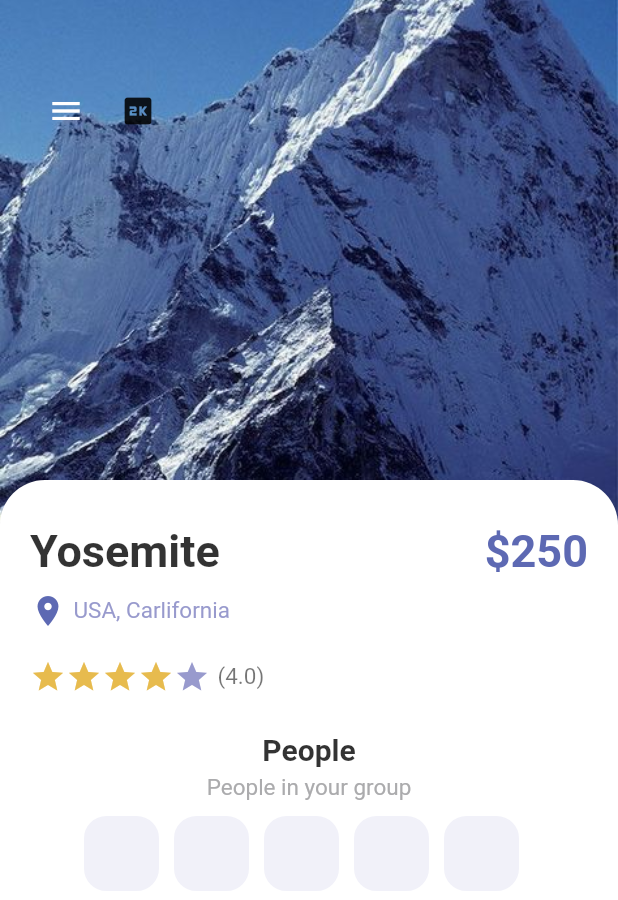
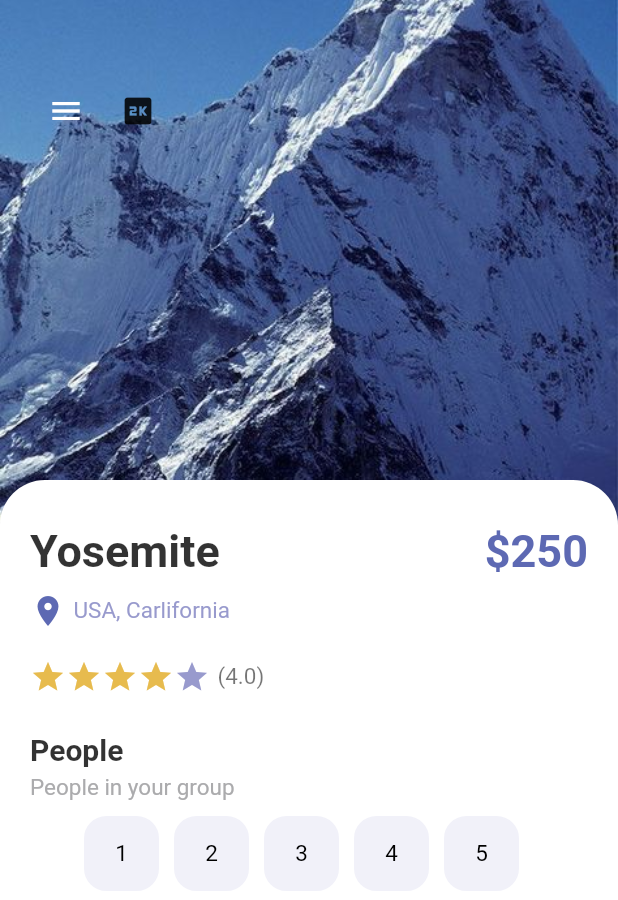
Before and after one commit to picasso653/travel_app, a Flutter app: the screen it shows after launch, on a phone screen of 412 x 824 dp. Shown: the top 900 px of the screen. Run offline on Flutter 3.47's test engine with Material 2 defaults, Android fonts, the phone set to English and light mode, and no system bars.

Commit message:
still workning on the detail pages

```diff
--- a/lib/pages/detailed_page.dart
+++ b/lib/pages/detailed_page.dart
@@ -12,6 +12,7 @@ class DetailPage extends StatefulWidget {
 }
 
 class _DetailPageState extends State<DetailPage> {
+  int selectedIndex=-1;
   int gottenStars = 4;
   @override
   Widget build(BuildContext context) {
@@ -117,31 +118,44 @@ class _DetailPageState extends State<DetailPage> {
                       const SizedBox(
                         height: 25,
                       ),
+                      Row(
+                        children: [
                           AppLargeText(
                         text: 'People',
                         color: Colors.black.withOpacity(0.8),
                         size: 20,
                       ),
+                        ],
+                      ),
                       const SizedBox(
                         height: 5,
                       ),
+                     Row(children: [
                         AppText(
                         text: 'People in your group',
                         color: AppColors.mainTextColor,
                       ),
+                     ],),
                       const SizedBox(
                         height: 10,
                       ),
                       Wrap(
                         children: List.generate(5, (index) {
-                          return Container(
+                          return InkWell(
+                            onTap: () {
+                              setState(() {
+                                selectedIndex = index;
+                              });
+                            },
+                            child: Container(
                               margin: const EdgeInsets.only(right: 10),
                               child: AppNumberButton(
-                              color: Colors.black,
-                              backgroudColor: AppColors.buttonBackground,
-                              borderColor: AppColors.buttonBackground,
+                                color: selectedIndex==index?Colors.white:Colors.black,
+                                backgroudColor: selectedIndex==index?Colors.black:AppColors.buttonBackground,
+                                borderColor: selectedIndex==index?Colors.black:AppColors.buttonBackground,
                                 size: 50,
                                 text: (index + 1).toString(),
+                              ),
                             ),
                           );
                         }),
--- a/lib/widgets/app_number_buttons.dart
+++ b/lib/widgets/app_number_buttons.dart
@@ -18,7 +18,7 @@ class AppNumberButton extends StatelessWidget {
       required this.backgroudColor,
       required this.borderColor,
       required this.size,
-      this.isIcon
+      this.isIcon=false
       });
 
   @override
@@ -30,7 +30,7 @@ class AppNumberButton extends StatelessWidget {
           border: Border.all(width: 1, color: borderColor),
           borderRadius: BorderRadius.circular(15),
           color: backgroudColor),
-          child: isIcon==false?Center(child: AppText(text: text!, color: Colors.black,),):Center(child: Icon(icon, color: color,),),
+          child: isIcon==false?Center(child: AppText(text: text!, color: color,),):Center(child: Icon(icon, color: color,),),
     );
   }
 }
```
Lines whose indentation alone changed are shown as unchanged.
